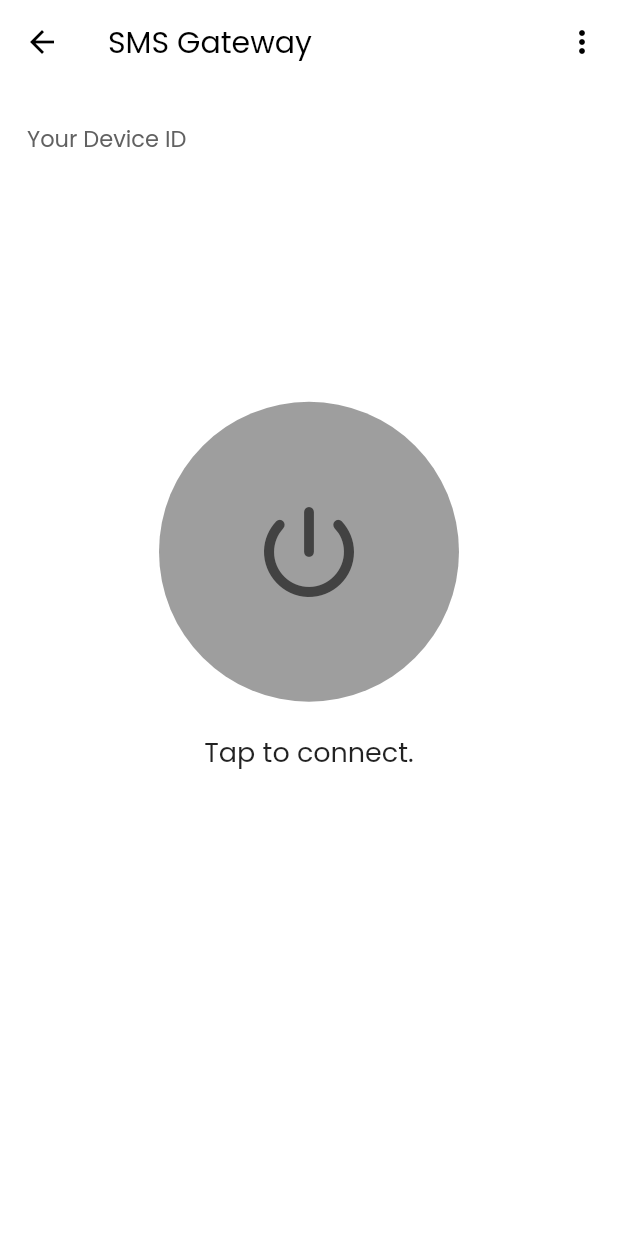
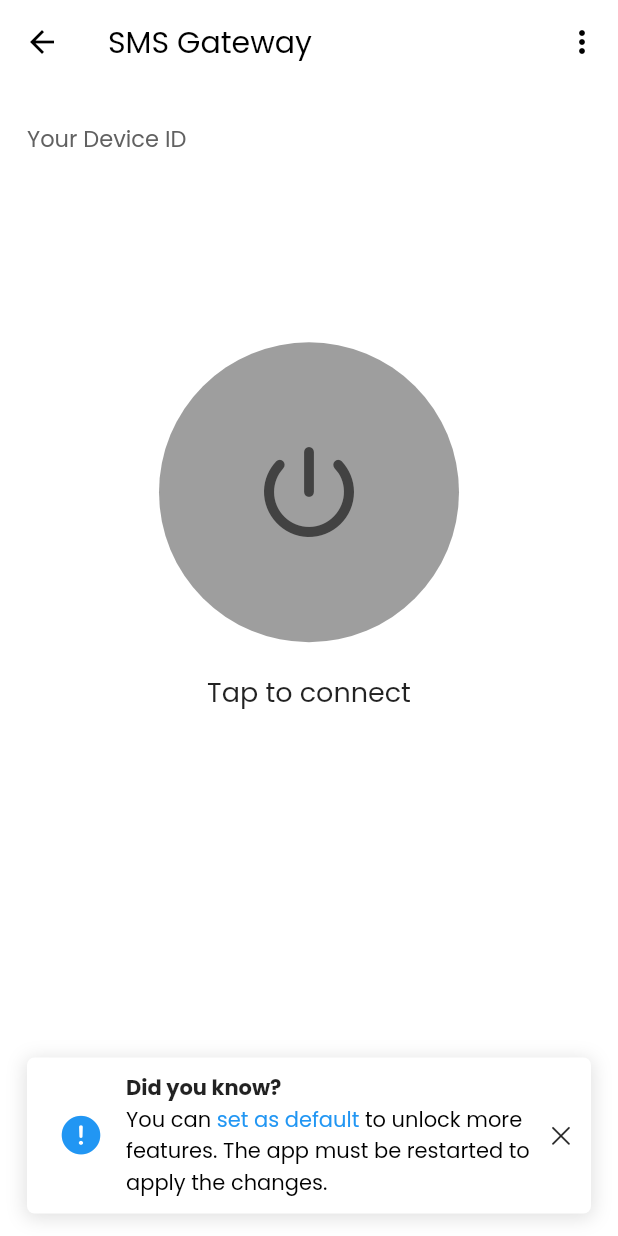
Before and after one commit to pratham-sarankar/sendeach_app, a Flutter app: the HomeView screen opened by its route, on a phone screen of 412 x 824 dp. Run offline on Flutter 3.47's test engine with Material 2 defaults, Android fonts, the phone set to English and light mode, and no system bars; our stand-ins replace device_info_plus, firebase_core, firebase_messaging, fluttertoast, get, get_storage and 2 more; missing offline and left inert: sms_sender; accounts and stored records are empty.

Commit message:
Set as default sms app

```diff
--- a/lib/app/data/services/auth_service.dart
+++ b/lib/app/data/services/auth_service.dart
@@ -1,5 +1,6 @@
 import 'package:get/get.dart';
 import 'package:get_storage/get_storage.dart';
+import 'package:sendeach_app/app/data/repositories/device_repository.dart';
 
 class AuthService extends GetxService {
   late final GetStorage _box;
@@ -21,6 +22,8 @@ class AuthService extends GetxService {
   }
 
   Future<void> logout() async {
+    await Get.find<DeviceRepository>().disconnect();
+    await Future.delayed(const Duration(milliseconds: 400));
     await _box.write("token", null);
     return;
   }
--- a/lib/app/modules/home/controllers/home_controller.dart
+++ b/lib/app/modules/home/controllers/home_controller.dart
@@ -1,14 +1,25 @@
-import 'package:firebase_messaging/firebase_messaging.dart';
-import 'package:flutter/material.dart';
-import 'package:fluttertoast/fluttertoast.dart';
 import 'package:get/get.dart';
-import 'package:permission_handler/permission_handler.dart';
-import 'package:sms_sender/sms_sender.dart';
+import 'package:sendeach_app/app/data/repositories/device_repository.dart';
 
 class HomeController extends GetxController {
   @override
   void onInit() {
     super.onInit();
+  }
+
+  String getConnectionStatus() {
+    var repository = Get.find<DeviceRepository>();
+    if (repository.isLoading.value) {
+      return "Loading...";
+    } else if (repository.isConnecting.value) {
+      return "Connecting...";
+    } else if (repository.isDisconnecting.value) {
+      return "Disconnecting...";
+    } else if (repository.isConnected.value) {
+      return "Tap to disconnect";
+    } else {
+      return "Tap to connect";
+    }
   }
 
   @override
--- a/lib/app/modules/home/views/home_view.dart
+++ b/lib/app/modules/home/views/home_view.dart
@@ -1,13 +1,13 @@
 import 'package:flutter/cupertino.dart';
 import 'package:flutter/material.dart';
-
 import 'package:get/get.dart';
-import 'package:google_fonts/google_fonts.dart';
-import 'package:sendeach_app/app/data/providers/device_provider.dart';
 import 'package:sendeach_app/app/data/repositories/device_repository.dart';
 import 'package:sendeach_app/app/data/services/auth_service.dart';
 import 'package:sendeach_app/app/data/services/device_info_service.dart';
+import 'package:sendeach_app/app/data/services/sms_service.dart';
 import 'package:sendeach_app/app/routes/app_pages.dart';
+import 'package:sendeach_app/app/widgets/confirmation_dialog.dart';
+import 'package:sendeach_app/app/widgets/set_default_toast.dart';
 import 'package:sendeach_app/app/widgets/status_button.dart';
 
 import '../controllers/home_controller.dart';
@@ -25,8 +25,11 @@ class HomeView extends GetView<HomeController> {
             onSelected: (value) async {
               switch (value) {
                 case "logout":
-                  await Get.find<AuthService>().logout();
-                  Get.offAllNamed(Routes.LOGIN);
+                  var result = await Get.dialog(const ConfirmationDialog());
+                  if (result) {
+                    await Get.find<AuthService>().logout();
+                    Get.offAllNamed(Routes.LOGIN);
+                  }
                   break;
                 case "test":
                   Get.toNamed(Routes.SMS);
@@ -91,12 +94,16 @@ class HomeView extends GetView<HomeController> {
                 onPressed: () {
                   Get.find<DeviceRepository>().toggleConnection();
                 },
+                subtitle: controller.getConnectionStatus(),
               ),
             ),
             Expanded(
               flex: 2,
               child: Container(),
             ),
+            if (!Get.find<SMSService>().isDefaultSmsApp)
+              const SetDefaultToast(),
+            const SizedBox(height: 15),
           ],
         ),
       ),
--- /dev/null
+++ b/lib/app/widgets/set_default_toast.dart
@@ -0,0 +1,43 @@
+import 'package:flutter/gestures.dart';
+import 'package:flutter/material.dart';
+import 'package:get/get.dart';
+import 'package:google_fonts/google_fonts.dart';
+import 'package:sendeach_app/app/data/services/sms_service.dart';
+import 'package:sendeach_app/app/widgets/toast.dart';
+
+class SetDefaultToast extends StatelessWidget {
+  const SetDefaultToast({Key? key}) : super(key: key);
+
+  @override
+  Widget build(BuildContext context) {
+    return Toast(
+      titleText: "Did you know?",
+      isClosable: true,
+      subTitle: RichText(
+        maxLines: 3,
+        overflow: TextOverflow.ellipsis,
+        text: TextSpan(
+          text: "You can",
+          children: [
+            TextSpan(
+              text: " set as default",
+              style: GoogleFonts.poppins(color: Colors.blue),
+              recognizer: TapGestureRecognizer()
+                ..onTap = () async {
+                  await Get.find<SMSService>().setAsDefaultSmsApp();
+                },
+            ),
+            const TextSpan(
+                text:
+                    " to unlock more features. The app must be restarted to apply the changes."),
+          ],
+          style: GoogleFonts.poppins(
+            fontWeight: FontWeight.w400,
+            fontSize: 14,
+            color: Colors.black,
+          ),
+        ),
+      ),
+    );
+  }
+}
--- a/lib/app/widgets/status_button.dart
+++ b/lib/app/widgets/status_button.dart
@@ -3,11 +3,18 @@ import 'package:get/get.dart';
 import 'package:sendeach_app/app/widgets/ripple_animation.dart';
 
 class StatusButton extends StatefulWidget {
-  const StatusButton(
-      {super.key, required this.isConnected, required this.onPressed});
+  const StatusButton({
+    super.key,
+    required this.isConnected,
+    required this.onPressed,
+    this.title,
+    required this.subtitle,
+  });
 
   final bool isConnected;
   final VoidCallback onPressed;
+  final String? title;
+  final String subtitle;
 
   @override
   StatusButtonState createState() => StatusButtonState();
@@ -54,10 +61,10 @@ class StatusButtonState extends State<StatusButton>
           ),
         ),
         const SizedBox(height: 20),
+        Column(
+          children: [
             if (widget.isConnected)
-          Column(
-            children: const [
-              Text(
+              const Text(
                 "Connected",
                 style: TextStyle(
                   fontSize: 25,
@@ -65,26 +72,14 @@ class StatusButtonState extends State<StatusButton>
                 ),
               ),
             Text(
-                "Tap to disconnect.",
-                style: TextStyle(
+              widget.subtitle,
+              style: const TextStyle(
                 fontSize: 18,
                 fontWeight: FontWeight.w400,
               ),
             ),
           ],
         ),
-        if (!widget.isConnected)
-          Column(
-            children: const [
-              Text(
-                "Tap to connect.",
-                style: TextStyle(
-                  fontSize: 18,
-                  fontWeight: FontWeight.w400,
-                ),
-              ),
-            ],
-          )
       ],
     );
   }
--- /dev/null
+++ b/lib/app/widgets/toast.dart
@@ -0,0 +1,114 @@
+import 'package:flutter/cupertino.dart';
+import 'package:flutter/material.dart';
+import 'package:get/get.dart';
+import 'package:google_fonts/google_fonts.dart';
+
+class Toast extends StatefulWidget {
+  const Toast(
+      {Key? key,
+      this.title,
+      this.subTitle,
+      this.titleText,
+      this.subTitleText,
+      this.isClosable = true})
+      : super(key: key);
+  final String? titleText;
+  final String? subTitleText;
+  final Widget? title;
+  final Widget? subTitle;
+  final bool isClosable;
+
+  @override
+  State<Toast> createState() => _ToastState();
+}
+
+class _ToastState extends State<Toast> {
+  late bool _isVisible;
+
+  @override
+  void initState() {
+    _isVisible = true;
+    super.initState();
+  }
+
+  @override
+  Widget build(BuildContext context) {
+    return !_isVisible
+        ? Container()
+        : Container(
+            width: Get.width,
+            decoration: BoxDecoration(
+              color: Colors.white,
+              borderRadius: BorderRadius.circular(5),
+              boxShadow: [
+                BoxShadow(
+                  offset: const Offset(0, 2),
+                  spreadRadius: 1,
+                  blurRadius: 10,
+                  color: Colors.grey.shade300,
+                ),
+              ],
+            ),
+            padding: const EdgeInsets.symmetric(
+              horizontal: 6,
+              vertical: 10,
+            ),
+            child: Row(
+              children: [
+                Container(
+                  width: 60,
+                  decoration: BoxDecoration(
+                    borderRadius: BorderRadius.circular(5),
+                  ),
+                  child: const Icon(
+                    CupertinoIcons.exclamationmark_circle_fill,
+                    color: Colors.blue,
+                    size: 30,
+                  ),
+                ),
+                Expanded(
+                  child: Column(
+                    crossAxisAlignment: CrossAxisAlignment.start,
+                    mainAxisAlignment: MainAxisAlignment.center,
+                    children: [
+                      widget.title ??
+                          Text(
+                            widget.titleText ?? "Did you know?",
+                            style: const TextStyle(
+                              fontWeight: FontWeight.bold,
+                              fontSize: 14,
+                              height: 1.5,
+                            ),
+                          ),
+                      widget.subTitle ??
+                          Text(
+                            widget.subTitleText ?? "You can add a subtitle",
+                            style: GoogleFonts.poppins(
+                              fontWeight: FontWeight.w400,
+                              fontSize: 14,
+                              color: Colors.black,
+                            ),
+                          ),
+                    ],
+                  ),
+                ),
+                if (widget.isClosable)
+                  Padding(
+                    padding: const EdgeInsets.only(right: 5),
+                    child: GestureDetector(
+                      onTap: () {
+                        setState(() {
+                          _isVisible = false;
+                        });
+                      },
+                      child: const Icon(
+                        CupertinoIcons.clear,
+                        size: 18,
+                      ),
+                    ),
+                  ),
+              ],
+            ),
+          );
+  }
+}
--- a/pubspec.yaml
+++ b/pubspec.yaml
@@ -21,7 +21,7 @@ dependencies:
   firebase_messaging: ^14.3.0
   loading_indicator: ^3.1.0
   animated_splash_screen: ^1.3.0
-
+  restart_app: ^1.1.2
 
 dev_dependencies:
   flutter_lints: ^2.0.0
```
Also changed, not shown: lib/app/data/providers/device_provider.dart (+26 -11 lines), lib/app/data/services/sms_service.dart (+11 -6 lines), lib/app/modules/sms/views/sms_view.dart (+0 -11 lines), lib/app/widgets/confirmation_dialog.dart (added, +27 -0 lines), assets/logo.png, pubspec.lock, 11 other files. Lines whose indentation alone changed are shown as unchanged.
